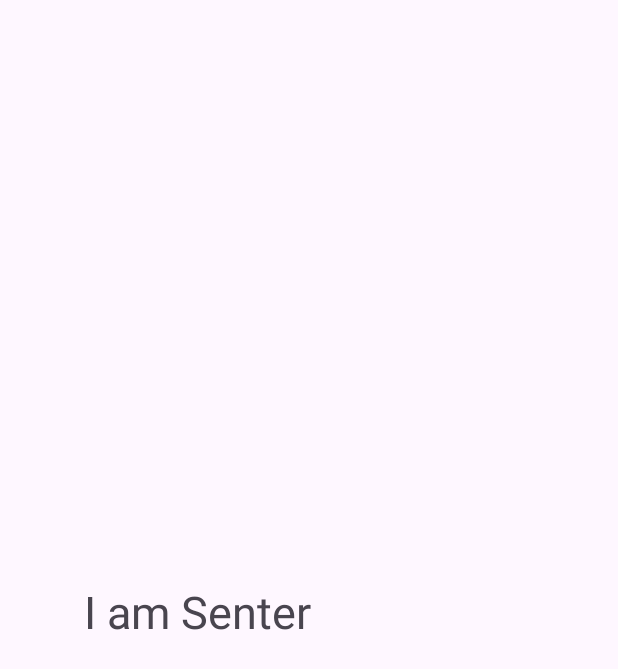
After one commit to ItoSoshun/AppDev-F, an Android app: the layout activity_main3.xml on its own in the app's theme, with its tools: preview values and no code run, on a phone screen of 412 x 824 dp. The commit adds this screen. Shown: the top 669 px of the screen. Run offline under Robolectric (Android 15) with nearby library versions, the phone set to English and light mode, and no system bars.

Commit message:
演習-Day3 データ送信ができる機構と送信先のアプリを作った

```diff
--- a/app/src/main/AndroidManifest.xml
+++ b/app/src/main/AndroidManifest.xml
@@ -12,11 +12,14 @@
         android:supportsRtl="true"
         android:theme="@style/Theme.AppDev1">
         <activity
+            android:name=".MainActivity3"
+            android:exported="false" />
+        <activity
             android:name=".Dentaku"
             android:exported="true" />
         <activity
             android:name=".MainActivity2"
-            android:exported="true" >
+            android:exported="true">
             <intent-filter>
                 <action android:name="android.intent.action.MAIN" />
 
--- a/app/src/main/res/layout/activity_main2.xml
+++ b/app/src/main/res/layout/activity_main2.xml
@@ -91,7 +91,7 @@
         android:id="@+id/Id_Button_Send"
         android:layout_width="wrap_content"
         android:layout_height="wrap_content"
-        android:text="Send"
+        android:text="送信する"
 
         android:layout_marginStart="50dp"
         android:layout_marginTop="0dp"
--- /dev/null
+++ b/app/src/main/res/layout/activity_main3.xml
@@ -0,0 +1,22 @@
+<?xml version="1.0" encoding="utf-8"?>
+<androidx.constraintlayout.widget.ConstraintLayout xmlns:android="http://schemas.android.com/apk/res/android"
+    xmlns:app="http://schemas.android.com/apk/res-auto"
+    xmlns:tools="http://schemas.android.com/tools"
+    android:id="@+id/main"
+    android:layout_width="match_parent"
+    android:layout_height="match_parent"
+    tools:context=".MainActivity3">
+
+    <TextView
+        android:id="@+id/Id_Textview_Senter"
+        android:layout_width="300dp"
+        android:layout_height="50dp"
+        android:text="I am Senter"
+        android:textSize="30sp"
+
+        app:layout_constraintStart_toStartOf="parent"
+        app:layout_constraintTop_toTopOf="parent"
+        app:layout_constraintEnd_toEndOf="parent"
+        app:layout_constraintBottom_toBottomOf="parent"
+        />
+</androidx.constraintlayout.widget.ConstraintLayout>
```
Also changed, not shown: app/src/main/java/jp/ac/meijou/android/s241205017/MainActivity2.java (+11 -0 lines), app/src/main/java/jp/ac/meijou/android/s241205017/MainActivity3.java (added, +36 -0 lines).
